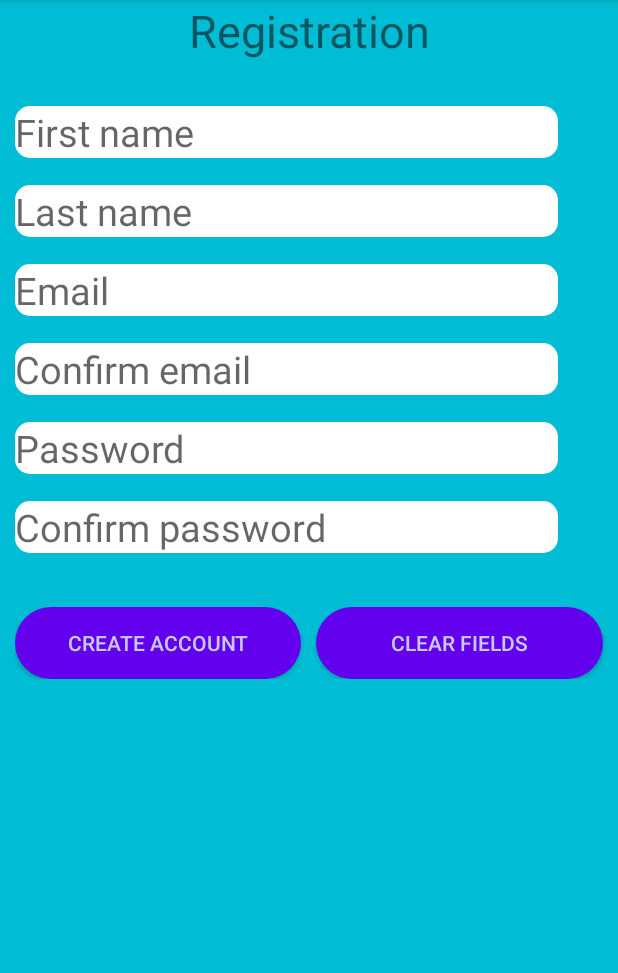
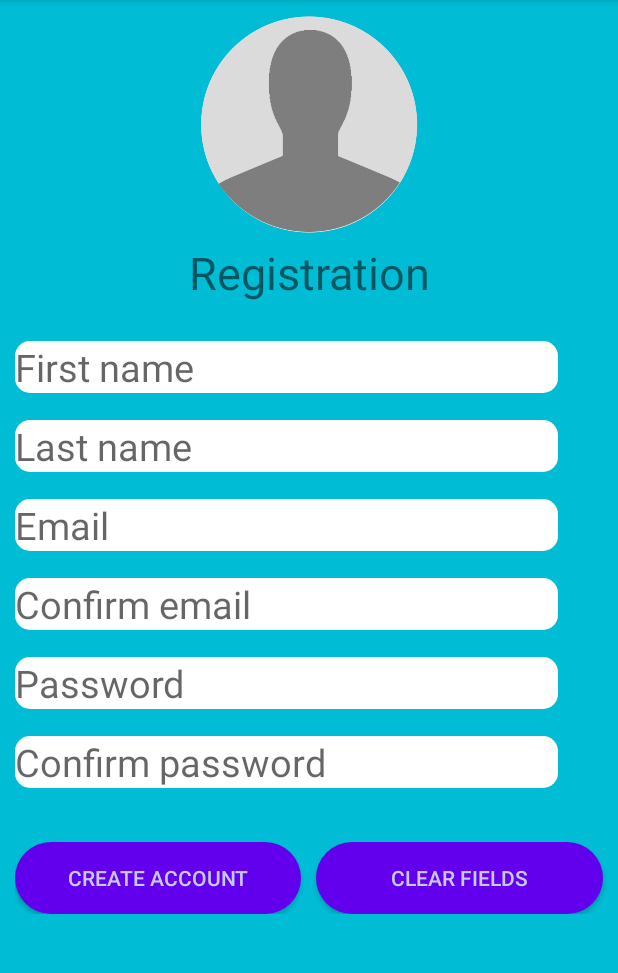
Before and after one commit to naor555666/BeSocial, an Android app: the screen it shows after launch (LoginActivity), after a tap on "REGISTER", on a phone screen of 412 x 824 dp, the part 84-1057 px from its top. Run offline under Robolectric (Android 15) with nearby library versions, the phone set to English and light mode, and no system bars; our stand-ins replace Firebase (no records; nobody signed in at launch, a user with empty details on screens opened directly), navigation-ui.

```diff
--- a/app/build.gradle
+++ b/app/build.gradle
@@ -34,6 +34,7 @@ dependencies {
     androidTestImplementation 'androidx.test.espresso:espresso-core:3.1.1'
     implementation 'com.google.firebase:firebase-analytics:17.2.0'
     implementation 'com.google.firebase:firebase-auth:19.2.0'
+    implementation 'com.google.firebase:firebase-database:19.2.0'
     implementation "androidx.preference:preference:1.1.0"
 }
 apply plugin: 'com.google.gms.google-services'
--- a/app/src/main/java/com/example/besocial/ui/RegisterFragment.java
+++ b/app/src/main/java/com/example/besocial/ui/RegisterFragment.java
@@ -5,6 +5,8 @@ import android.app.Dialog;
 import android.content.DialogInterface;
 import android.content.Intent;
 import android.os.Bundle;
+import android.text.Editable;
+import android.text.TextWatcher;
 import android.view.LayoutInflater;
 import android.view.View;
 import android.view.ViewGroup;
@@ -24,6 +26,8 @@ import com.example.besocial.R;
 import com.example.besocial.ui.login.LoginActivity;
 import com.example.besocial.ui.login.LoginFragment;
 import com.google.firebase.auth.FirebaseAuth;
+import com.google.firebase.database.FirebaseDatabase;
+
 public class RegisterFragment extends Fragment {
     private static final RegisterFragment registerFragment = new RegisterFragment();
 
@@ -37,7 +41,8 @@ public class RegisterFragment extends Fragment {
 
     private EditText firstName, lastName, email, confirmEmail, password, confirmPassword;
     private Button clearFields, createAccount;
-
+    private FirebaseDatabase database=FirebaseDatabase.getInstance();
+    private RegisterTextWatcher registerTextWatcher;
 
     @Override
     public View onCreateView(LayoutInflater inflater, ViewGroup container,
@@ -119,11 +124,59 @@ public class RegisterFragment extends Fragment {
         password.setText("");
         confirmPassword.setText("");
     }
+    public class RegisterTextWatcher implements android.text.TextWatcher{
+        private int chosenEditText;
+        public RegisterTextWatcher(int chosenEditText){
+            super();
+            this.chosenEditText=chosenEditText;
+        }
+        @Override
+        public void beforeTextChanged(CharSequence s, int start, int count, int after) {
+
+        }
+
+        @Override
+        public void onTextChanged(CharSequence s, int start, int before, int count) {
+            if(chosenEditText==firstName.getId()){
+
+            }
+            else if(chosenEditText==lastName.getId()){
+
+            }
+            else if(chosenEditText==email.getId()){
+
+            }
+            else if(chosenEditText==confirmEmail.getId()){
+
+            }
+            else if(chosenEditText==password.getId()){
+                if(password.getText().length()<8)
+                    Toast.makeText(getActivity(), "Password must have 8 characters or more", Toast.LENGTH_SHORT).show();
+            }
+            else if(chosenEditText==confirmPassword.getId()){
+
+            }
+
+        }
+
+        @Override
+        public void afterTextChanged(Editable s) {
+
+        }
+    }
 
     private void setListeners() {
         View.OnClickListener clickListener = new ClickListener();
         clearFields.setOnClickListener(clickListener);
         createAccount.setOnClickListener(clickListener);
+        firstName.addTextChangedListener(new RegisterTextWatcher(firstName.getId()));
+        lastName.addTextChangedListener(new RegisterTextWatcher(lastName.getId()));
+        email.addTextChangedListener(new RegisterTextWatcher(email.getId()));
+        confirmEmail.addTextChangedListener(new RegisterTextWatcher(confirmEmail.getId()));
+        password.addTextChangedListener(new RegisterTextWatcher(password.getId()));
+        confirmPassword.addTextChangedListener(new RegisterTextWatcher(confirmPassword.getId()));
+
+
     }
 
     @Override
--- a/app/src/main/res/layout/fragment_register.xml
+++ b/app/src/main/res/layout/fragment_register.xml
@@ -1,5 +1,6 @@
 <?xml version="1.0" encoding="utf-8"?>
 <LinearLayout xmlns:android="http://schemas.android.com/apk/res/android"
+    xmlns:app="http://schemas.android.com/apk/res-auto"
     xmlns:tools="http://schemas.android.com/tools"
     android:layout_width="match_parent"
     android:layout_height="match_parent"
@@ -8,11 +9,20 @@
     tools:context=".ui.login.LoginActivity">
 
 
+    <ImageView
+        android:id="@+id/imageView3"
+        android:layout_width="match_parent"
+        android:layout_height="146dp"
+        android:layout_marginTop="10sp"
+        android:layout_marginBottom="5sp"
+        android:tint="#45FFFFFF"
+        app:srcCompat="@drawable/empty_profile_image" />
+
     <TextView
         android:id="@+id/textView7"
         android:layout_width="match_parent"
         android:layout_height="wrap_content"
-        android:layout_marginBottom="20sp"
+        android:layout_marginBottom="15sp"
         android:gravity="center_horizontal"
         android:layoutDirection="ltr"
         android:text="@string/registration"
```
Also changed, not shown: app/src/main/res/drawable-v24/empty_profile_image.png (added).
